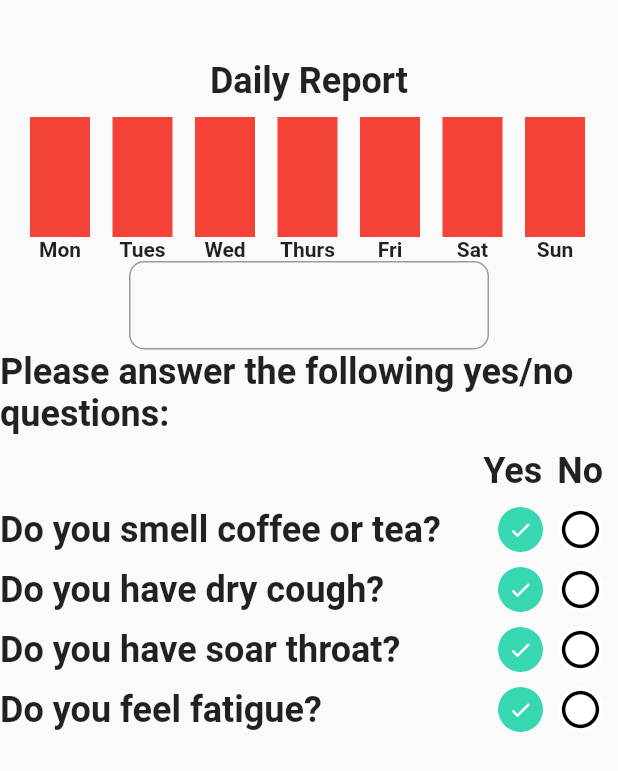
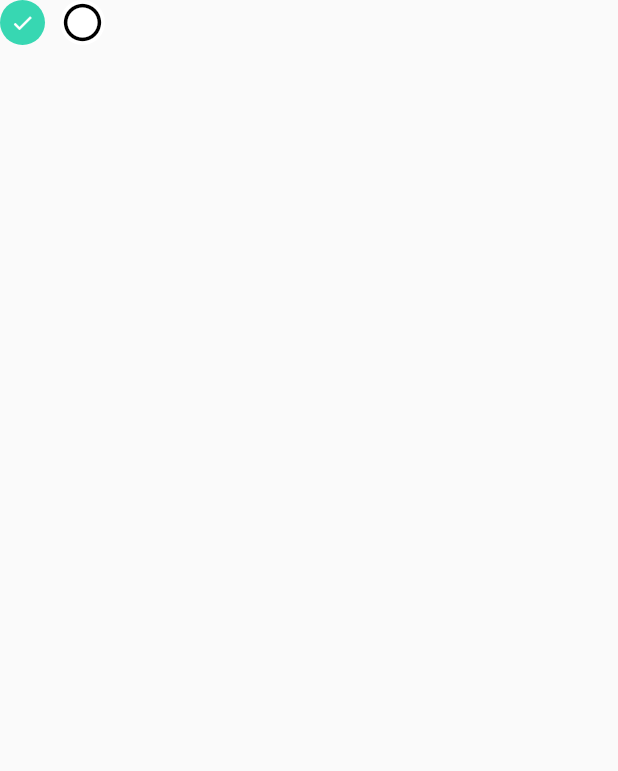
Before and after one commit to devenderbutani21/coronaVirusHomeChckup, a Flutter app: the screen it shows after launch, on a phone screen of 412 x 824 dp. Shown: the top 771 px of the screen. Run offline on Flutter 3.47's test engine with Material 2 defaults, Android fonts, the phone set to English and light mode, and no system bars.

Commit message:
Checkbox test

```diff
--- a/lib/main.dart
+++ b/lib/main.dart
@@ -1,6 +1,7 @@
 import 'package:flutter/material.dart';
 
 import './screens/questionnaire_screen.dart';
+import 'widgets/yesno_widget.dart';
 
 void main() {
   runApp(MyApp());
@@ -14,10 +15,10 @@ class MyApp extends StatelessWidget {
       title: 'Corona Virus Checkup',
       debugShowCheckedModeBanner: false,
       theme: ThemeData(
-        // primarySwatch: Colors.red,
         visualDensity: VisualDensity.adaptivePlatformDensity,
       ),
-      home: QuestionnaireScreen(),
+      // home: QuestionnaireScreen(),
+      home: YesNo(true),
     );
   }
 }
--- a/lib/screens/questionnaire_screen.dart
+++ b/lib/screens/questionnaire_screen.dart
@@ -77,7 +77,7 @@ class _QuestionnaireScreenState extends State<QuestionnaireScreen> {
             SizedBox(
               height: 10,
             ),
-            for (var ques in arr) QuestionYesNo(ques),
+            for (var ques in arr) QuestionYesNo(ques,false),
           ],
         ),
       ),
--- a/lib/widgets/questionyesno_widget.dart
+++ b/lib/widgets/questionyesno_widget.dart
@@ -5,8 +5,9 @@ import 'roundCheckboxButton.dart';
 
 class QuestionYesNo extends StatefulWidget {
   String _text;
+  bool _yesNo;
 
-  QuestionYesNo(this._text);
+  QuestionYesNo(this._text,this._yesNo);
 
   @override
   _QuestionYesNoState createState() => _QuestionYesNoState();
@@ -23,11 +24,11 @@ class _QuestionYesNoState extends State<QuestionYesNo> {
               flex: 1,
               child: TextWidget(widget._text),
             ),
-            RoundCheckboxButton(true),
+            RoundCheckboxButton(widget._yesNo),
             SizedBox(
               width: 10,
             ),
-            RoundCheckboxButton(false),
+            RoundCheckboxButton(!widget._yesNo),
             SizedBox(
               width: 10,
             ),
--- a/lib/widgets/roundCheckboxButton.dart
+++ b/lib/widgets/roundCheckboxButton.dart
@@ -1,9 +1,15 @@
 import 'package:flutter/material.dart';
 
-class RoundCheckboxButton extends StatelessWidget {
+class RoundCheckboxButton extends StatefulWidget {
   final bool isCompleted;
 
   const RoundCheckboxButton(this.isCompleted);
+
+  @override
+  _RoundCheckboxButtonState createState() => _RoundCheckboxButtonState();
+}
+
+class _RoundCheckboxButtonState extends State<RoundCheckboxButton> {
   @override
   Widget build(BuildContext context) {
     return Container(
@@ -11,11 +17,11 @@ class RoundCheckboxButton extends StatelessWidget {
       width: 30,
       decoration: BoxDecoration(
         shape: BoxShape.circle,
-        color: isCompleted ? Color(0xff37d7b2) : Colors.white,
+        color: widget.isCompleted ? Color(0xff37d7b2) : Colors.white,
       ),
       child: Padding(
         padding: EdgeInsets.all(0),
-        child: isCompleted
+        child: widget.isCompleted
             ? Icon(
                 Icons.check,
                 size: 16,
--- /dev/null
+++ b/lib/widgets/yesno_widget.dart
@@ -0,0 +1,32 @@
+import 'package:flutter/material.dart';
+
+import 'roundCheckboxButton.dart';
+
+class YesNo extends StatefulWidget {
+  bool _yesNo;
+
+  YesNo(this._yesNo);
+
+  @override
+  _YesNoState createState() => _YesNoState();
+}
+
+class _YesNoState extends State<YesNo> {
+  @override
+  Widget build(BuildContext context) {
+    return Scaffold(
+      body: Row(
+        children: <Widget>[
+          RoundCheckboxButton(widget._yesNo),
+          SizedBox(
+            width: 10,
+          ),
+          RoundCheckboxButton(!widget._yesNo),
+          SizedBox(
+            width: 10,
+          ),
+        ],
+      ),
+    );
+  }
+}
```
